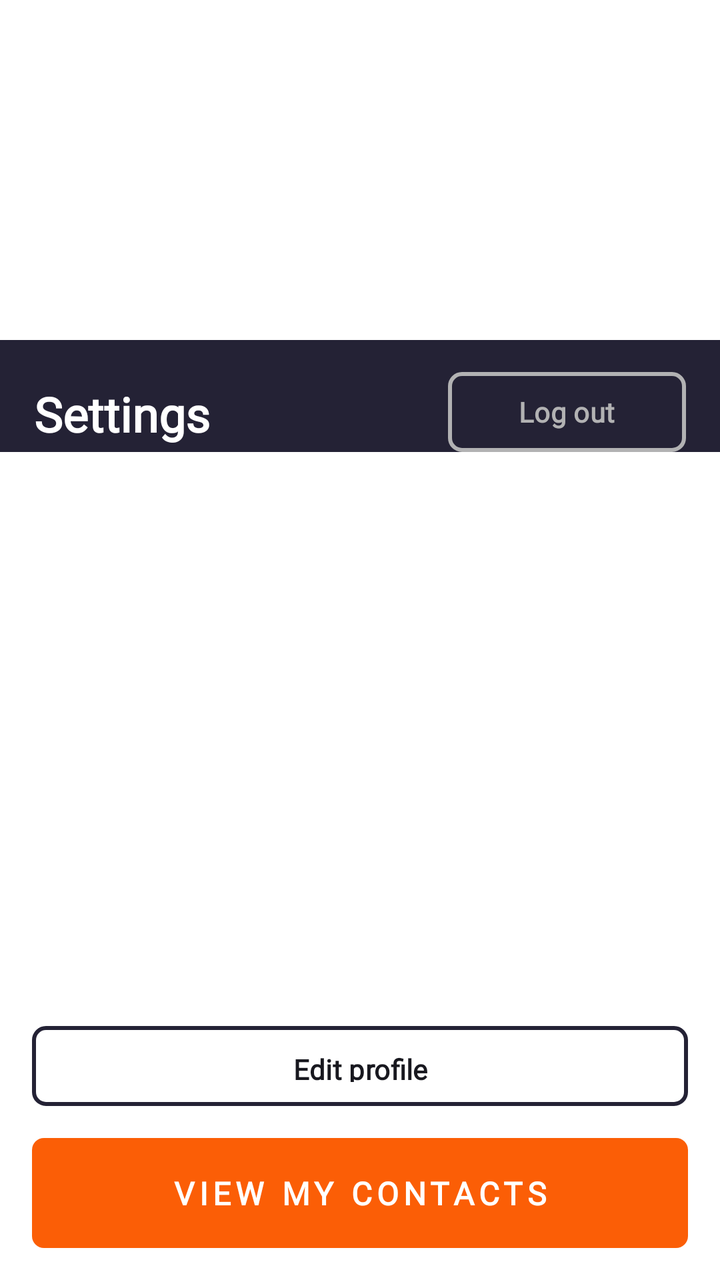
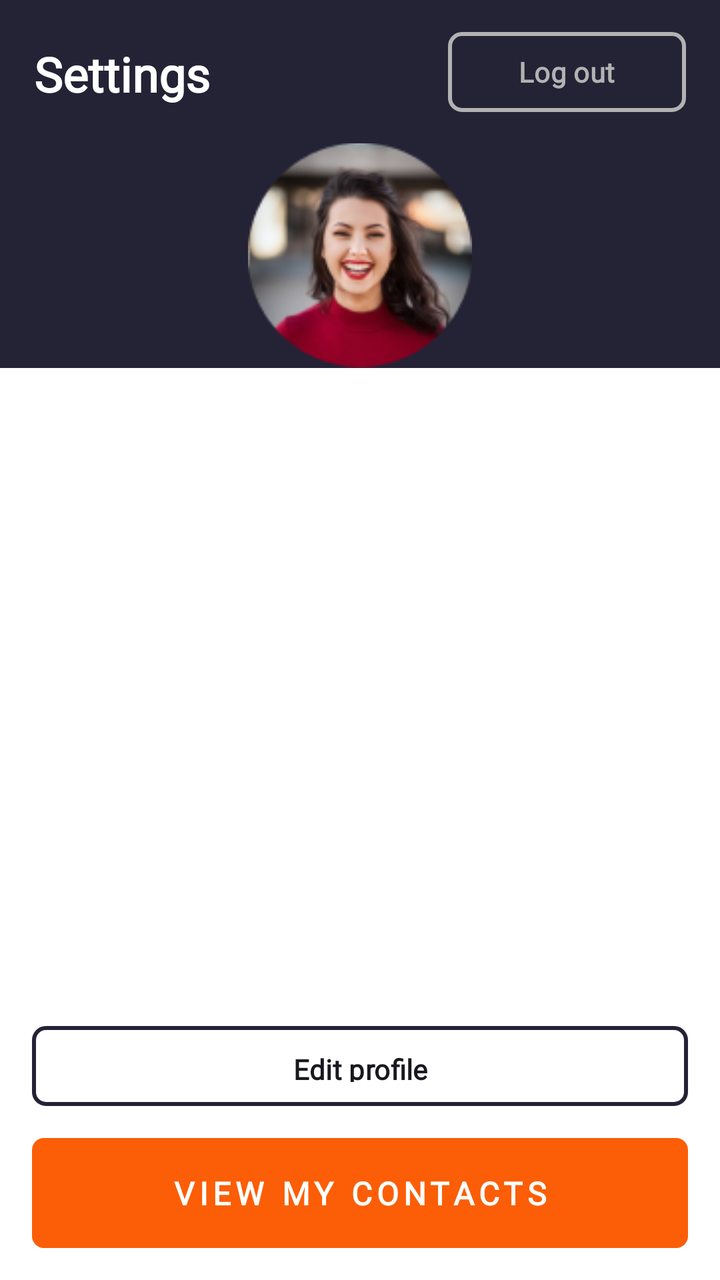

The first picture is an Android layout as it rendered before a commit; the second is the same layout after the commit. The layout source and the unified diff follow.
<!-- AndroidManifest.xml: application theme Theme.AndroidCourseShpp -->
<!-- res/layout/activity_main.xml -->
<?xml version="1.0" encoding="utf-8"?>
<androidx.constraintlayout.widget.ConstraintLayout xmlns:android="http://schemas.android.com/apk/res/android"
    xmlns:app="http://schemas.android.com/apk/res-auto"
    xmlns:tools="http://schemas.android.com/tools"
    android:id="@+id/main"
    android:layout_width="match_parent"
    android:layout_height="match_parent"
    android:background="@color/white"
    tools:context=".MainActivity">

    <androidx.constraintlayout.widget.ConstraintLayout
        android:id="@+id/darkBlueLayout"
        android:layout_width="match_parent"
        android:layout_height="wrap_content"
        android:layout_marginBottom="62dp"
        android:background="@color/darkBlue"
        app:layout_constraintBottom_toTopOf="@id/socialNetworksLayout"
        app:layout_constraintTop_toTopOf="parent"
        tools:layout_height="0dp">

        <androidx.constraintlayout.widget.ConstraintLayout
            android:layout_width="match_parent"
            android:layout_height="40dp"
            android:layout_marginHorizontal="17dp"
            android:layout_marginTop="16dp"
            app:layout_constraintTop_toTopOf="parent">

            <TextView
                android:layout_width="wrap_content"
                android:layout_height="wrap_content"
                android:fontFamily="@font/open_sans"
                android:lineHeight="31.2dp"
                android:paddingTop="4.5dp"
                android:paddingBottom="4.5dp"
                android:text="@string/settings"
                android:textColor="@color/white"
                android:textFontWeight="600"
                android:textSize="24sp"
                app:layout_constraintBottom_toBottomOf="parent"
                app:layout_constraintStart_toStartOf="parent" />

            <Button
                android:layout_width="119dp"
                android:layout_height="40dp"
                android:background="@drawable/log_out_background"
                android:fontFamily="@font/open_sans"
                android:lineHeight="18.2dp"
                android:text="@string/log_out"
                android:textColor="@color/lightGray"
                android:textFontWeight="600"
                android:textSize="14sp"
                app:backgroundTint="@null"
                app:layout_constraintEnd_toEndOf="parent"
                app:layout_constraintTop_toTopOf="parent" />

        </androidx.constraintlayout.widget.ConstraintLayout>
    </androidx.constraintlayout.widget.ConstraintLayout>

    <Button
        android:id="@+id/view_my_cont_butt"
        android:layout_width="match_parent"
        android:layout_height="55dp"
        android:layout_marginHorizontal="16dp"
        android:layout_marginBottom="16dp"
        android:background="@drawable/view_my_contacts_background"
        android:fontFamily="@font/open_sans"
        android:letterSpacing="0.15"
        android:lineHeight="24dp"
        android:paddingVertical="8dp"
        android:text="@string/view_my_contacts"
        android:textFontWeight="600"
        android:textColor="@color/white"
        android:textSize="16sp"
        app:backgroundTint="@null"
        app:layout_constraintBottom_toBottomOf="parent" />

    <Button
        android:id="@+id/edit_prof_butt"
        android:layout_width="match_parent"
        android:layout_height="40dp"
        android:layout_marginHorizontal="16dp"
        android:layout_marginBottom="16dp"
        android:background="@drawable/edit_profile_background"
        android:fontFamily="@font/open_sans"
        android:lineHeight="18.2dp"
        android:paddingVertical="8dp"
        android:text="@string/edit_profile"
        android:textColor="@color/darkGray"
        android:textFontWeight="600"
        android:textSize="14sp"
        app:backgroundTint="@null"
        app:layout_constraintBottom_toTopOf="@id/view_my_cont_butt" />

    <androidx.constraintlayout.widget.ConstraintLayout
        android:id="@+id/socialNetworksLayout"
        android:layout_width="match_parent"
        android:layout_height="wrap_content"
        android:layout_marginHorizontal="58dp"
        android:layout_marginTop="438dp"
        android:layout_marginBottom="222dp"
        android:gravity="center"
        android:orientation="horizontal"
        app:layout_constraintBottom_toBottomOf="parent"
        app:layout_constraintTop_toTopOf="parent">

        <ImageButton
            android:layout_width="60dp"
            android:layout_height="60dp"
            android:background="@drawable/social_networks_background"
            android:contentDescription="@null"
            android:src="@drawable/ic_facebook"
            app:layout_constraintBottom_toBottomOf="parent"
            app:layout_constraintStart_toStartOf="parent" />

        <ImageButton
            android:layout_width="60dp"
            android:layout_height="60dp"
            android:background="@drawable/social_networks_background"
            android:contentDescription="@null"
            android:src="@drawable/ic_linkedin"
            app:layout_constraintBottom_toBottomOf="parent"
            app:layout_constraintEnd_toEndOf="parent"
            app:layout_constraintStart_toStartOf="parent" />

        <ImageButton
            android:id="@+id/linkedin_butt"
            android:layout_width="60dp"
            android:layout_height="60dp"
            android:layout_marginStart="60dp"
            android:background="@drawable/social_networks_background"
            android:contentDescription="@null"
            android:src="@drawable/ic_inst"
            app:layout_constraintBottom_toBottomOf="parent"
            app:layout_constraintEnd_toEndOf="parent" />

    </androidx.constraintlayout.widget.ConstraintLayout>

</androidx.constraintlayout.widget.ConstraintLayout>
<!-- resources referenced by this layout -->
<resources>
  <color name="darkBlue">#242235</color>
  <color name="darkGray">#18181F</color>
  <color name="lightGray">#B2B2B3</color>
  <color name="white">#FFFFFFFF</color>
  <!-- drawable edit_profile_background (drawable) -->
  <?xml version="1.0" encoding="utf-8"?>
  <shape xmlns:android="http://schemas.android.com/apk/res/android"
      android:shape="rectangle">
      <stroke
          android:width="2dp"
          android:color="@color/darkBlue" />
      <corners android:radius="6dp" />
      <solid android:color="@color/white" />
  </shape>
  <!-- drawable ic_facebook (drawable) -->
  <vector xmlns:android="http://schemas.android.com/apk/res/android"
      android:width="11dp"
      android:height="23dp"
      android:viewportWidth="11"
      android:viewportHeight="23">
    <path
        android:pathData="M2.808,23V12.208H0V8.322H2.808V5.003C2.808,2.395 4.467,0 8.289,0C9.836,0 10.981,0.151 10.981,0.151L10.89,3.779C10.89,3.779 9.723,3.768 8.45,3.768C7.072,3.768 6.851,4.413 6.851,5.485V8.322H11L10.819,12.208H6.851V23H2.808Z"
        android:fillColor="#FB5E06"/>
  </vector>
  <!-- drawable ic_linkedin (drawable) -->
  <vector xmlns:android="http://schemas.android.com/apk/res/android"
      android:width="24dp"
      android:height="23dp"
      android:viewportWidth="24"
      android:viewportHeight="23">
    <path
        android:pathData="M5.448,23V7.482H0.304V23H5.448ZM2.877,5.362C4.671,5.362 5.787,4.17 5.787,2.681C5.754,1.159 4.671,0 2.911,0C1.151,0 0,1.159 0,2.681C0,4.17 1.116,5.362 2.843,5.362H2.876H2.877ZM8.296,23H13.44V14.334C13.44,13.87 13.474,13.407 13.61,13.075C13.982,12.149 14.828,11.189 16.249,11.189C18.111,11.189 18.856,12.612 18.856,14.698V23H24V14.102C24,9.335 21.462,7.118 18.077,7.118C15.302,7.118 14.083,8.673 13.406,9.732H13.441V7.482H8.296C8.363,8.938 8.296,23 8.296,23L8.296,23Z"
        android:fillColor="#FB5E06"/>
  </vector>
  <!-- drawable log_out_background (drawable) -->
  <?xml version="1.0" encoding="utf-8"?>
  <shape xmlns:android="http://schemas.android.com/apk/res/android"
      android:shape="rectangle">
      <corners android:radius="6dp"/>
      <stroke android:width="2dp" android:color="@color/lightGray"/>
      <solid android:color="@android:color/transparent"/>
  
  </shape>
  <!-- drawable social_networks_background (drawable) -->
  <?xml version="1.0" encoding="utf-8"?>
  <shape xmlns:android="http://schemas.android.com/apk/res/android"
      android:shape="oval">
      <solid android:color="@color/white"/>
      <stroke android:width="3dp" android:color="@color/orange"/>
  
  </shape>
  <!-- drawable view_my_contacts_background (drawable) -->
  <?xml version="1.0" encoding="utf-8"?>
  <shape xmlns:android="http://schemas.android.com/apk/res/android"
      android:shape="rectangle">
      <corners android:radius="6dp" />
      <solid android:color="@color/orange" />
  
  </shape>
  <string name="edit_profile">Edit profile</string>
  <string name="log_out">Log out</string>
  <string name="settings">Settings</string>
  <string name="view_my_contacts">VIEW MY CONTACTS</string>
  <style name="Theme.AndroidCourseShpp" parent="Base.Theme.AndroidCourseShpp" />
  <color name="orange">#FB5E06</color>
  <style name="Base.Theme.AndroidCourseShpp" parent="Theme.Material3.DayNight.NoActionBar">
          
          
      </style>
  <!-- unchanged entries left out for length: 1 -->
</resources>

<!-- the commit's change to res/layout/activity_main.xml (unified diff, before → after) -->
@@ -12,13 +12,11 @@
         android:id="@+id/darkBlueLayout"
         android:layout_width="match_parent"
         android:layout_height="wrap_content"
-        android:layout_marginBottom="62dp"
         android:background="@color/darkBlue"
-        app:layout_constraintBottom_toTopOf="@id/socialNetworksLayout"
-        app:layout_constraintTop_toTopOf="parent"
-        tools:layout_height="0dp">
+        app:layout_constraintTop_toTopOf="parent">
 
         <androidx.constraintlayout.widget.ConstraintLayout
+            android:id="@+id/sett_and_log"
             android:layout_width="match_parent"
             android:layout_height="40dp"
             android:layout_marginHorizontal="17dp"
@@ -54,6 +52,17 @@
                 app:layout_constraintTop_toTopOf="parent" />
 
         </androidx.constraintlayout.widget.ConstraintLayout>
+        <ImageView
+            android:layout_width="match_parent"
+            android:layout_height="match_parent"
+            android:layout_marginHorizontal="124dp"
+            android:contentDescription="@null"
+            android:src="@drawable/photo"
+            android:layout_marginTop="71dp"
+            android:layout_marginBottom="160dp"
+            app:layout_constraintEnd_toEndOf="parent"
+            app:layout_constraintTop_toTopOf="parent"
+            app:layout_constraintStart_toStartOf="parent" />
     </androidx.constraintlayout.widget.ConstraintLayout>
 
     <Button
@@ -133,6 +142,10 @@
             app:layout_constraintBottom_toBottomOf="parent"
             app:layout_constraintEnd_toEndOf="parent" />
 
+
+
     </androidx.constraintlayout.widget.ConstraintLayout>
 
+
+
 </androidx.constraintlayout.widget.ConstraintLayout>
<!-- resource entries referenced after the edit -->
@@ -43,6 +43,7 @@
       <solid android:color="@android:color/transparent"/>
   
   </shape>
+  <!-- drawable photo: png bitmap (drawable, 21334 bytes) -->
   <!-- drawable social_networks_background (drawable) -->
   <?xml version="1.0" encoding="utf-8"?>
   <shape xmlns:android="http://schemas.android.com/apk/res/android"
